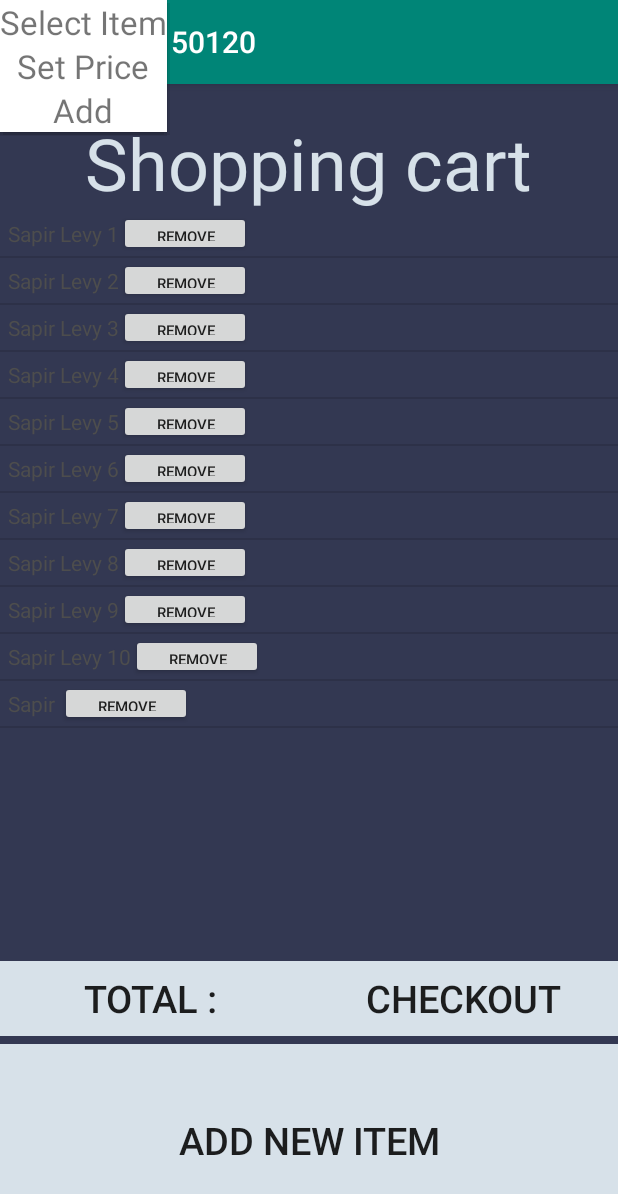
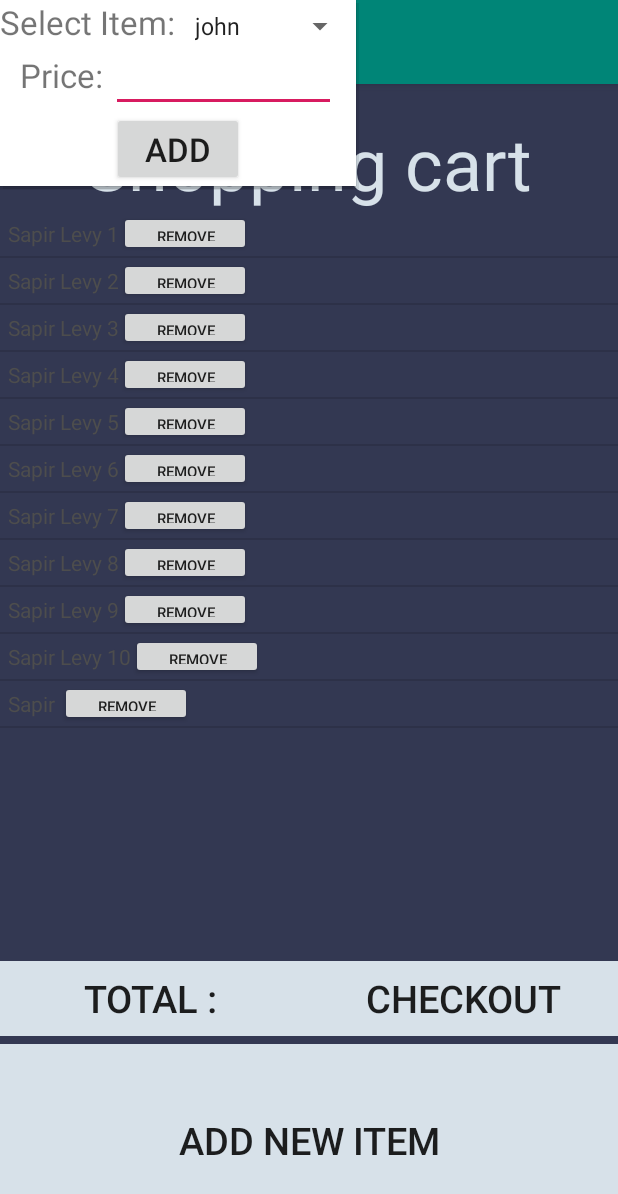
Before and after one commit to SapirLevy95/SplitEven, an Android app: the ShoppingCart screen opened directly, with no data from a screen before it, after a tap on "ADD NEW ITEM", on a phone screen of 412 x 824 dp. Shown: the top 1194 px of the screen. Run offline under Robolectric (Android 15) with nearby library versions, the phone set to English and light mode, and no system bars; 1 other tap on this screen came first.

Commit message:
Add popup

```diff
--- a/app/src/main/java/com/example/split_even/ShoppingCart.java
+++ b/app/src/main/java/com/example/split_even/ShoppingCart.java
@@ -3,6 +3,7 @@ package com.example.split_even;
 import androidx.appcompat.app.AppCompatActivity;
 
 import android.os.Bundle;
+import android.util.Log;
 import android.view.Gravity;
 import android.view.LayoutInflater;
 import android.view.MotionEvent;
@@ -10,18 +11,17 @@ import android.view.View;
 import android.widget.ArrayAdapter;
 import android.widget.Button;
 import android.widget.EditText;
-import android.widget.HeaderViewListAdapter;
 import android.widget.LinearLayout;
-import android.widget.ListAdapter;
 import android.widget.ListView;
 import android.widget.PopupWindow;
+import android.widget.Spinner;
 
 import java.util.ArrayList;
 
 //https://www.javatpoint.com/android-custom-listview
 public class ShoppingCart extends AppCompatActivity {
-    public ArrayList<String> listItems = new ArrayList<String>();
-    ArrayAdapter<String> adapter;
+    public ArrayList<String> shoppingCardItems = new ArrayList<String>();
+    ArrayAdapter<String> shoppingCartAdapter;
     ListView mListView;
     Button addBt;
 
@@ -34,20 +34,62 @@ public class ShoppingCart extends AppCompatActivity {
         addBt = findViewById(R.id.addBt);
         addBt.setOnClickListener(new View.OnClickListener() {
             @Override
-            public void onClick(View view) {
-                // inflate the layout of the popup window
+            public void onClick(View shopping_cart_view) {
+                createPopup(shopping_cart_view);
+            }
+        });
+
+        shoppingCartAdapter = new ShoppingCartAdapter(this);
+        mListView.setAdapter(shoppingCartAdapter);
+
+        for (int i = 0; i <= 10; i++) {
+            shoppingCardItems.add("Sapir Levy " + i);
+        }
+        shoppingCardItems.add("Sapir ");
+
+        shoppingCartAdapter.notifyDataSetChanged(); // Update the XML with the new data, call getView()
+    }
+
+    private void createPopup(View shopping_cart_view) {
+        // create the popup window
         LayoutInflater inflater = (LayoutInflater) getSystemService(LAYOUT_INFLATER_SERVICE);
         View popupView = inflater.inflate(R.layout.add_item_popup, null);
-
-                // create the popup window
         int width = LinearLayout.LayoutParams.WRAP_CONTENT;
         int height = LinearLayout.LayoutParams.WRAP_CONTENT;
-                boolean focusable = true; // lets taps outside the popup also dismiss it
+        boolean focusable = true;
         final PopupWindow popupWindow = new PopupWindow(popupView, width, height, focusable);
+        popupWindow.showAtLocation(shopping_cart_view, Gravity.CENTER, 0, 0);
 
-                // show the popup window
-                // which view you pass in doesn't matter, it is only used for the window tolken
-                popupWindow.showAtLocation(view, Gravity.CENTER, 0, 0);
+        // Add items to spinner
+        Spinner spinner = popupWindow.getContentView().findViewById(R.id.select_item_spinner);
+        //TODO: get those values from the DB
+        String[] spinnerItems = {"john", "Johnny", "Tom", "Harry"};
+        // simple_spinner_item - build in in Java
+        ArrayAdapter<String> popupAdapter = new ArrayAdapter<>(this, android.R.layout.simple_spinner_item, spinnerItems);
+        spinner.setAdapter(popupAdapter);
+
+        //Add button
+        Button addButton = popupWindow.getContentView().findViewById(R.id.addBt);
+        addButton.setOnClickListener(new View.OnClickListener() {
+            @Override
+            public void onClick(View shopping_cart_view) {
+                Spinner spinner = popupWindow.getContentView().findViewById(R.id.select_item_spinner);
+                String selectedItem = (String) spinner.getSelectedItem();
+                Log.d("myTag", selectedItem);
+
+                EditText priceEt = popupWindow.getContentView().findViewById(R.id.priceEt);
+                String priceText = priceEt.getText().toString();
+                Log.d("myTag", priceText);
+
+
+                //Add the new item to the shopping cart list
+                shoppingCardItems.add(selectedItem);
+                shoppingCartAdapter.notifyDataSetChanged();
+                //TODO Add the new item to DB
+                popupWindow.dismiss();
+            }
+        });
+
 
         // dismiss the popup window when touched
         popupView.setOnTouchListener(new View.OnTouchListener() {
@@ -58,30 +100,17 @@ public class ShoppingCart extends AppCompatActivity {
             }
         });
     }
-        });
-
-//        adapter = new ArrayAdapter<String>(this,android.R.layout.simple_list_item_1, listItems);
-        adapter = new ShoppingCartAdapter(this);
-        mListView.setAdapter(adapter);
-
-        for (int i = 0; i <= 10; i++) {
-            listItems.add("Sapir Levy " + i);
-        }
-        listItems.add("Sapir ");
-
-        adapter.notifyDataSetChanged(); // Update the XML with the new data, call getView()
-    }
 
     public void add_shoping_cart_item(String item) {
         //need to add if inStock | add the DB | update the TOTAL viewtext **********
-        listItems.add(item);
-        adapter.notifyDataSetChanged();
+        shoppingCardItems.add(item);
+        shoppingCartAdapter.notifyDataSetChanged();
     }
 
     public void remove_shoping_cart_item(String item) {
         // change the inStock to false | delete from DB | update the TOTAL viewtext **********
-        listItems.remove(item);
-        adapter.notifyDataSetChanged();
+        shoppingCardItems.remove(item);
+        shoppingCartAdapter.notifyDataSetChanged();
     }
 
 }
--- a/app/src/main/java/com/example/split_even/ShoppingCartAdapter.java
+++ b/app/src/main/java/com/example/split_even/ShoppingCartAdapter.java
@@ -16,9 +16,9 @@ public class ShoppingCartAdapter extends ArrayAdapter<String> {
 
 
     public ShoppingCartAdapter (ShoppingCart context) {
-        super(context, R.layout.shoping_cart_item, context.listItems);
+        super(context, R.layout.shoping_cart_item, context.shoppingCardItems);
         this.context=context;
-        this.item_names=context.listItems;
+        this.item_names=context.shoppingCardItems;
     }
 
     // Replace mocked data with our data
@@ -33,7 +33,7 @@ public class ShoppingCartAdapter extends ArrayAdapter<String> {
         removeButton.setOnClickListener(new PositionalOnClickListener(position) {
             @Override
             public void onClick(View removeView) {
-                context.remove_shoping_cart_item(context.listItems.get(this.position));
+                context.remove_shoping_cart_item(context.shoppingCardItems.get(this.position));
             }
         });
         return rowView;
--- a/app/src/main/java/com/example/split_even/register_page.java
+++ b/app/src/main/java/com/example/split_even/register_page.java
@@ -71,9 +71,7 @@ public class register_page extends AppCompatActivity {
 
         String confirm_password = mregisterConfirmPasswordEd.getText().toString();
 
-        return true;
-//        TOOD Sapir: return this after finish debuging
-//        return is_valid_name && is_valid_email && is_valid_password && password.equals(confirm_password);
+        return is_valid_name && is_valid_email && is_valid_password && password.equals(confirm_password);
 
     }
 }
--- a/app/src/main/res/layout/activity_register_page.xml
+++ b/app/src/main/res/layout/activity_register_page.xml
@@ -1,5 +1,6 @@
 <?xml version="1.0" encoding="utf-8"?>
-<androidx.appcompat.widget.LinearLayoutCompat xmlns:android="http://schemas.android.com/apk/res/android"
+<androidx.appcompat.widget.LinearLayoutCompat
+    xmlns:android="http://schemas.android.com/apk/res/android"
     xmlns:app="http://schemas.android.com/apk/res-auto"
     xmlns:tools="http://schemas.android.com/tools"
     android:layout_width="match_parent"
--- a/app/src/main/res/layout/add_item_popup.xml
+++ b/app/src/main/res/layout/add_item_popup.xml
@@ -1,28 +1,62 @@
 <?xml version="1.0" encoding="utf-8"?>
 <RelativeLayout xmlns:android="http://schemas.android.com/apk/res/android"
+    xmlns:app="http://schemas.android.com/apk/res-auto"
+    xmlns:tools="http://schemas.android.com/tools"
     android:layout_width="wrap_content"
+
     android:layout_height="wrap_content"
+    android:layout_margin="5sp"
+    android:background="#ffffff"
     android:gravity="center"
-    android:background="#ffffff"
-    android:layout_margin="5sp"
-    >
+    tools:context=".ShoppingCart">
 
     <LinearLayout
         android:layout_width="wrap_content"
         android:layout_height="wrap_content"
         android:gravity="center_horizontal"
         android:orientation="vertical">
-        <TextView
-            android:layout_width="wrap_content"
-            android:text="Select Item"
-            android:textSize="22sp"
-            android:layout_height="wrap_content" />
-        <TextView
+
+        <LinearLayout
             android:layout_width="wrap_content"
             android:layout_height="wrap_content"
-            android:text="Set Price"
-            android:textSize="22sp" />
-        <TextView
+            android:gravity="center_horizontal"
+            android:orientation="horizontal">
+
+            <TextView
+                android:layout_width="wrap_content"
+                android:layout_height="wrap_content"
+                android:text="Select Item: "
+                android:textSize="22sp" />
+
+            <Spinner
+                android:id="@+id/select_item_spinner"
+                android:layout_width="wrap_content"
+                android:layout_height="wrap_content" />
+        </LinearLayout>
+
+        <LinearLayout
+            android:layout_width="wrap_content"
+            android:layout_height="wrap_content"
+            android:gravity="center_horizontal"
+            android:orientation="horizontal">
+
+            <TextView
+                android:layout_width="wrap_content"
+                android:layout_height="wrap_content"
+                android:text="Price: "
+                android:textSize="22sp" />
+
+            <EditText
+                android:id="@+id/priceEt"
+                android:layout_width="wrap_content"
+                android:layout_height="wrap_content"
+                android:minWidth="150dp"
+                android:inputType="numberDecimal"
+                />
+        </LinearLayout>
+
+        <Button
+            android:id="@+id/addBt"
             android:layout_width="wrap_content"
             android:layout_height="wrap_content"
             android:text="Add"
```
Lines whose indentation alone changed are shown as unchanged.
